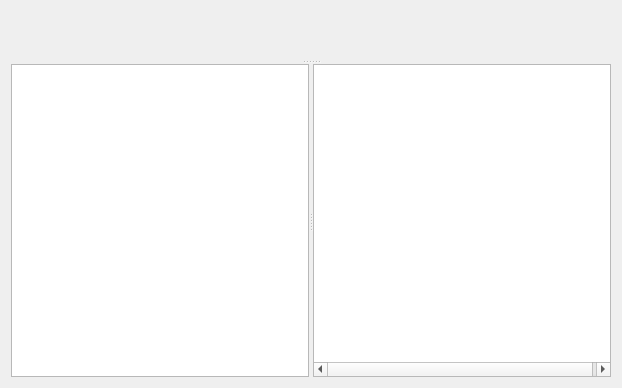
Above: dialoggraphs.ui from kubanecxxx/sniffer before the change. Below: the same form after it.
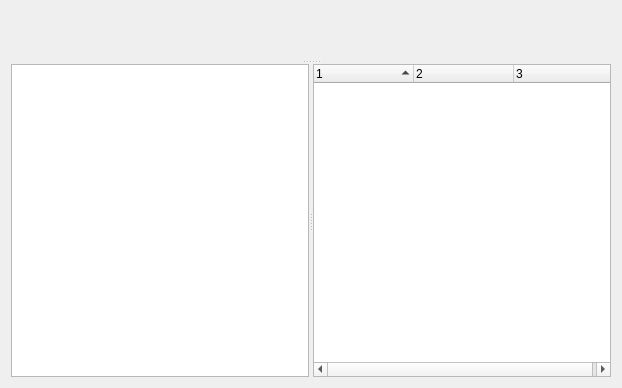
That is the form after the change. Custom widgets are drawn as their Qt base class.

Commit message: dodělany nějaky detaily

Diff of the .ui file:
```diff
--- a/dialoggraphs.ui
+++ b/dialoggraphs.ui
@@ -44,11 +44,14 @@
        <property name="editTriggers">
         <set>QAbstractItemView::NoEditTriggers</set>
        </property>
+       <property name="sortingEnabled">
+        <bool>true</bool>
+       </property>
        <property name="columnCount">
         <number>3</number>
        </property>
        <attribute name="headerVisible">
-        <bool>false</bool>
+        <bool>true</bool>
        </attribute>
        <column>
         <property name="text">
```
The commit also changes 2 other files.
